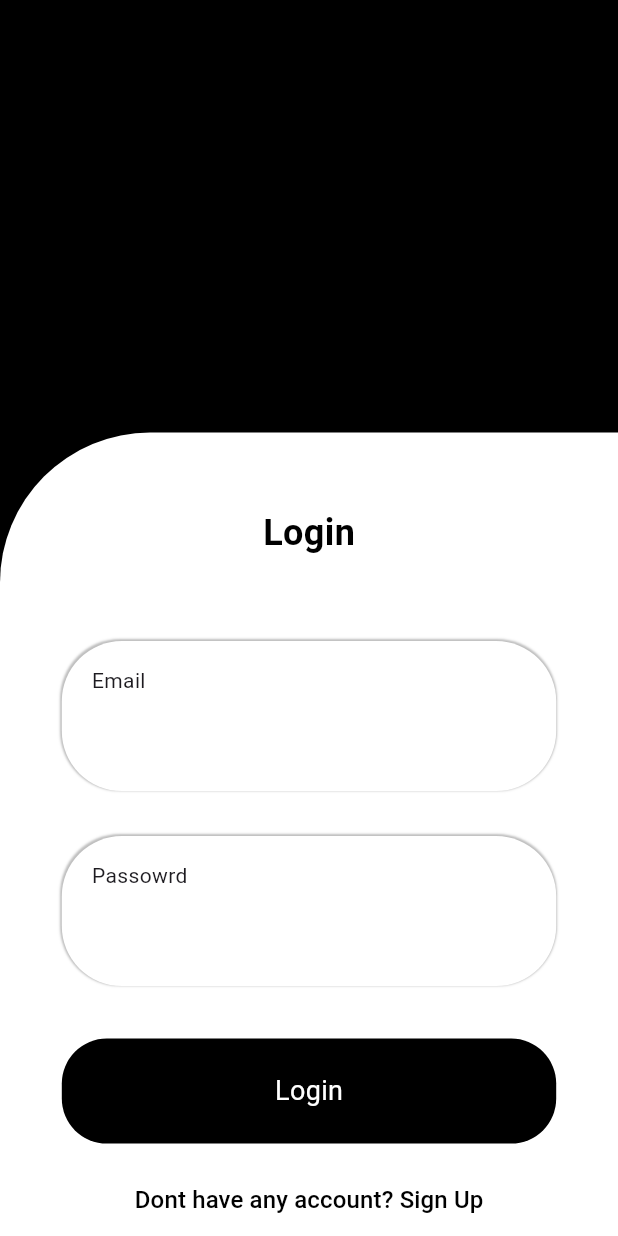
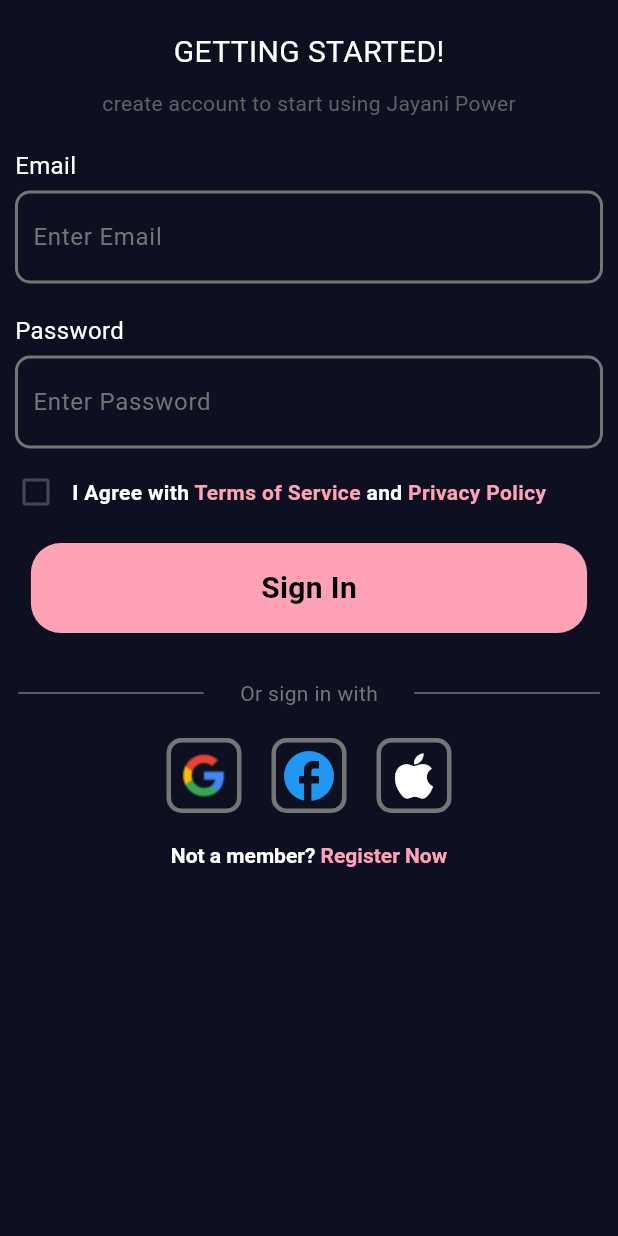
Before and after one commit to Victor78970513/Jayani-Power, a Flutter app: the screen it shows after launch, on a phone screen of 412 x 824 dp. Run offline on Flutter 3.47's test engine with Material 3 defaults, Android fonts, the light colour scheme and no system bars; our stand-ins replace firebase_auth, firebase_core, flutter_bloc, google_sign_in; accounts and stored records are empty.

Commit message:
google sign in finished

```diff
--- a/lib/features/auth/bloc/auth_event.dart
+++ b/lib/features/auth/bloc/auth_event.dart
@@ -9,3 +9,7 @@ final class OnUserSignInEvent extends AuthEvent {
 
   OnUserSignInEvent({required this.email, required this.password});
 }
+
+final class OnUserGoogleSignInEvent extends AuthEvent {}
+
+final class OnUserSignOut extends AuthEvent {}
--- a/lib/features/auth/pages/login_page.dart
+++ /dev/null
@@ -1,97 +0,0 @@
-import 'package:flutter/material.dart';
-import 'package:flutter_bloc/flutter_bloc.dart';
-import 'package:jayani_power/features/auth/bloc/auth_bloc.dart';
-import 'package:jayani_power/features/auth/widgets/input_field.dart';
-import 'package:jayani_power/features/auth/widgets/login_button.dart';
-import 'package:jayani_power/features/home/pages/home_page.dart';
-
-class LoginPage extends StatefulWidget {
-  const LoginPage({super.key});
-
-  @override
-  State<LoginPage> createState() => _LoginPageState();
-}
-
-class _LoginPageState extends State<LoginPage> {
-  final TextEditingController emailCtrl = TextEditingController();
-  final TextEditingController passCtrl = TextEditingController();
-  @override
-  Widget build(BuildContext context) {
-    final size = MediaQuery.of(context).size;
-    return Scaffold(
-      backgroundColor: Colors.black,
-      body: BlocConsumer<AuthBloc, AuthState>(
-        listener: (context, state) {},
-        builder: (context, state) {
-          return Stack(
-            children: [
-              Positioned(
-                bottom: 0,
-                child: Container(
-                  height: size.height * 0.65,
-                  width: size.width,
-                  decoration: const BoxDecoration(
-                    color: Colors.white,
-                    borderRadius: BorderRadius.only(
-                      topLeft: Radius.circular(100),
-                    ),
-                  ),
-                  child: Column(
-                    mainAxisAlignment: MainAxisAlignment.start,
-                    children: [
-                      const SizedBox(height: 50),
-                      const Text(
-                        "Login",
-                        style: TextStyle(
-                          color: Colors.black,
-                          fontSize: 24,
-                          fontWeight: FontWeight.bold,
-                        ),
-                      ),
-                      const SizedBox(height: 40),
-                      InputFieldWidget(
-                          hintText: "Email", controller: emailCtrl),
-                      InputFieldWidget(
-                          hintText: "Passowrd", controller: passCtrl),
-                      const SizedBox(height: 20),
-                      LoginButton(
-                        child: state is AuthLoadingState
-                            ? const CircularProgressIndicator(
-                                color: Colors.white)
-                            : const Text(
-                                "Login",
-                                style: TextStyle(
-                                    color: Colors.white, fontSize: 18),
-                              ),
-                        onTap: () {
-                          context.read<AuthBloc>().add(OnUserSignInEvent(
-                                email: emailCtrl.text,
-                                password: passCtrl.text,
-                              ));
-                          state is AuthSuccessState
-                              ? Navigator.push(
-                                  context,
-                                  MaterialPageRoute(
-                                    builder: (context) => const HomePage(),
-                                  ))
-                              : null;
-                        },
-                      ),
-                      const Spacer(),
-                      TextButton(
-                          onPressed: () {},
-                          child: const Text(
-                            "Dont have any account? Sign Up",
-                            style: TextStyle(color: Colors.black, fontSize: 16),
-                          ))
-                    ],
-                  ),
-                ),
-              )
-            ],
-          );
-        },
-      ),
-    );
-  }
-}
--- /dev/null
+++ b/lib/features/auth/pages/sign_in_page.dart
@@ -0,0 +1,105 @@
+import 'package:flutter/material.dart';
+import 'package:flutter_bloc/flutter_bloc.dart';
+import 'package:jayani_power/features/auth/bloc/auth_bloc.dart';
+import 'package:jayani_power/features/auth/widgets/input_field.dart';
+import 'package:jayani_power/features/auth/widgets/login_button.dart';
+import 'package:jayani_power/features/auth/widgets/social_media_auth_buttons.dart';
+import 'package:jayani_power/features/auth/widgets/rich_texts.dart';
+
+class SignInPage extends StatefulWidget {
+  const SignInPage({super.key});
+
+  @override
+  State<SignInPage> createState() => _SignInPageState();
+}
+
+class _SignInPageState extends State<SignInPage> {
+  final TextEditingController emailCtrl = TextEditingController();
+  final TextEditingController passCtrl = TextEditingController();
+  @override
+  Widget build(BuildContext context) {
+    final size = MediaQuery.of(context).size;
+    return Scaffold(
+      backgroundColor: const Color(0xff0E1021),
+      body: BlocConsumer<AuthBloc, AuthState>(
+        listener: (context, state) {},
+        builder: (context, state) {
+          return SafeArea(
+            child: Padding(
+              padding: const EdgeInsets.only(top: 20),
+              child: SingleChildScrollView(
+                child: Column(
+                  children: [
+                    const Text("GETTING STARTED!",
+                        style: TextStyle(color: Colors.white, fontSize: 20)),
+                    const SizedBox(height: 10),
+                    Text(
+                      "create account to start using Jayani Power",
+                      style: TextStyle(color: Colors.grey[700], fontSize: 14),
+                    ),
+                    const SizedBox(height: 20),
+                    InputFieldWidget(
+                      title: "Email",
+                      hintText: "Enter Email",
+                      controller: emailCtrl,
+                    ),
+                    const SizedBox(height: 20),
+                    InputFieldWidget(
+                      title: "Password",
+                      hintText: "Enter Password",
+                      controller: passCtrl,
+                    ),
+                    const SizedBox(height: 5),
+                    const TermsAndPrivacy(),
+                    const SizedBox(height: 10),
+                    LoginButton(
+                      child: state is AuthLoadingState
+                          ? const CircularProgressIndicator(color: Colors.black)
+                          : const Text(
+                              "Sign In",
+                              style: TextStyle(
+                                  color: Colors.black,
+                                  fontSize: 20,
+                                  fontWeight: FontWeight.bold),
+                            ),
+                      onTap: () {
+                        context.read<AuthBloc>().add(OnUserSignInEvent(
+                              email: emailCtrl.text,
+                              password: passCtrl.text,
+                            ));
+                      },
+                    ),
+                    const SizedBox(height: 30),
+                    Row(
+                      mainAxisAlignment: MainAxisAlignment.spaceAround,
+                      children: [
+                        Container(
+                          height: 1,
+                          width: size.width * 0.3,
+                          color: Colors.grey[600],
+                        ),
+                        Text(
+                          "Or sign in with",
+                          style: TextStyle(color: Colors.grey[600]),
+                        ),
+                        Container(
+                          height: 1,
+                          width: size.width * 0.3,
+                          color: Colors.grey[600],
+                        ),
+                      ],
+                    ),
+                    const SizedBox(height: 20),
+                    const SocialMediaAuthButtons(),
+                    const SizedBox(height: 20),
+                    const SignInRIchText(),
+                  ],
+                ),
+              ),
+            ),
+          );
+        },
+      ),
+    );
+  }
+}
--- a/lib/features/auth/widgets/input_field.dart
+++ b/lib/features/auth/widgets/input_field.dart
@@ -1,53 +1,47 @@
 import 'package:flutter/material.dart';
 
 class InputFieldWidget extends StatelessWidget {
+  final String title;
   final String hintText;
   final TextEditingController controller;
 
   const InputFieldWidget({
     super.key,
+    required this.title,
+    required this.controller,
     required this.hintText,
-    required this.controller,
   });
 
   @override
   Widget build(BuildContext context) {
-    final size = MediaQuery.of(context).size;
     return Padding(
-      padding: const EdgeInsets.symmetric(vertical: 15),
-      child: Container(
-        height: 100,
-        width: size.width * 0.8,
-        decoration: BoxDecoration(
-          borderRadius: BorderRadius.circular(40),
-          boxShadow: <BoxShadow>[
-            BoxShadow(
-              color: Colors.grey[400]!,
-              blurRadius: 0.5,
-              offset: const Offset(-0.5, -0.6),
-              spreadRadius: 0.4,
-              // blurStyle: BlurStyle.inner,
+      padding: const EdgeInsets.symmetric(horizontal: 10),
+      child: Column(
+        crossAxisAlignment: CrossAxisAlignment.start,
+        children: [
+          Text(
+            title,
+            style: const TextStyle(color: Colors.white, fontSize: 16),
+          ),
+          const SizedBox(height: 5),
+          Container(
+            decoration: BoxDecoration(
+              border: Border.all(width: 2, color: Colors.grey[600]!),
+              borderRadius: BorderRadius.circular(10),
             ),
-          ],
-          color: Colors.white,
-        ),
-        child: Padding(
-          padding: const EdgeInsets.symmetric(horizontal: 20),
-          child: Column(
-            crossAxisAlignment: CrossAxisAlignment.start,
-            mainAxisAlignment: MainAxisAlignment.center,
-            children: [
-              Text(hintText),
-              TextFormField(
+            child: Padding(
+              padding: const EdgeInsets.symmetric(horizontal: 10, vertical: 5),
+              child: TextFormField(
+                style: const TextStyle(color: Colors.white),
                 controller: controller,
-                decoration: const InputDecoration(
-                  border: InputBorder.none,
-                  focusedBorder: InputBorder.none,
-                ),
+                decoration: InputDecoration(
+                    border: InputBorder.none,
+                    hintText: hintText,
+                    hintStyle: TextStyle(color: Colors.grey[600])),
               ),
-            ],
+            ),
           ),
-        ),
+        ],
       ),
     );
   }
--- a/lib/features/auth/widgets/login_button.dart
+++ b/lib/features/auth/widgets/login_button.dart
@@ -11,17 +11,13 @@ class LoginButton extends StatelessWidget {
     return GestureDetector(
       onTap: onTap,
       child: Container(
-        height: 70,
-        width: size.width * 0.8,
+        height: 60,
+        width: size.width * 0.9,
         decoration: BoxDecoration(
-          color: Colors.black,
-          borderRadius: BorderRadius.circular(30),
+          color: const Color(0xffFDA3B5),
+          borderRadius: BorderRadius.circular(20),
         ),
         child: Center(
-          // child: Text(
-          //   "Login",
-          //   style: TextStyle(color: Colors.white, fontSize: 18),
-          // ),
           child: child,
         ),
       ),
--- /dev/null
+++ b/lib/features/auth/widgets/rich_texts.dart
@@ -0,0 +1,93 @@
+import 'package:flutter/cupertino.dart';
+import 'package:flutter/gestures.dart';
+import 'package:flutter/material.dart';
+import 'package:jayani_power/features/auth/pages/sign_up_page.dart';
+
+class TermsAndPrivacy extends StatelessWidget {
+  const TermsAndPrivacy({super.key});
+
+  @override
+  Widget build(BuildContext context) {
+    return Row(
+      children: [
+        Checkbox(value: false, onChanged: (value) {}),
+        const Text.rich(
+          TextSpan(
+              text: "I Agree with ",
+              style:
+                  TextStyle(color: Colors.white, fontWeight: FontWeight.bold),
+              children: [
+                TextSpan(
+                  text: "Terms of Service ",
+                  style: TextStyle(
+                      color: Color(0xffFDA3B5), fontWeight: FontWeight.bold),
+                ),
+                TextSpan(
+                  text: "and ",
+                  style: TextStyle(
+                      color: Colors.white, fontWeight: FontWeight.bold),
+                ),
+                TextSpan(
+                  text: "Privacy Policy",
+                  style: TextStyle(
+                      color: Color(0xffFDA3B5), fontWeight: FontWeight.bold),
+                ),
+              ]),
+        ),
+      ],
+    );
+  }
+}
+
+class SignInRIchText extends StatelessWidget {
+  const SignInRIchText({super.key});
+
+  @override
+  Widget build(BuildContext context) {
+    return RichText(
+      text: TextSpan(
+        text: "Not a member? ",
+        style:
+            const TextStyle(color: Colors.white, fontWeight: FontWeight.bold),
+        children: [
+          TextSpan(
+            text: "Register Now",
+            style: const TextStyle(color: Color(0xffFDA3B5)),
+            recognizer: TapGestureRecognizer()
+              ..onTap = () {
+                Navigator.push(
+                    context,
+                    CupertinoPageRoute(
+                        builder: (context) => const SignUpPage()));
+              },
+          )
+        ],
+      ),
+    );
+  }
+}
+
+class SignUpRIchText extends StatelessWidget {
+  const SignUpRIchText({super.key});
+
+  @override
+  Widget build(BuildContext context) {
+    return RichText(
+      text: TextSpan(
+        text: "Already a member? ",
+        style:
+            const TextStyle(color: Colors.white, fontWeight: FontWeight.bold),
+        children: [
+          TextSpan(
+            text: "Sign In",
+            style: const TextStyle(color: Color(0xffFDA3B5)),
+            recognizer: TapGestureRecognizer()
+              ..onTap = () {
+                Navigator.pop(context);
+              },
+          )
+        ],
+      ),
+    );
+  }
+}
--- /dev/null
+++ b/lib/features/auth/widgets/social_media_auth_buttons.dart
@@ -0,0 +1,62 @@
+import 'package:flutter/material.dart';
+import 'package:flutter_bloc/flutter_bloc.dart';
+import 'package:jayani_power/features/auth/bloc/auth_bloc.dart';
+
+class SocialMediaAuthButtons extends StatelessWidget {
+  const SocialMediaAuthButtons({super.key});
+
+  @override
+  Widget build(BuildContext context) {
+    return Row(
+      mainAxisAlignment: MainAxisAlignment.center,
+      children: [
+        SocialMediaButton(
+          child: Image.asset("assets/icons/google_icon.png"),
+          onTap: () {
+            context.read<AuthBloc>().add(OnUserGoogleSignInEvent());
+            // state is AuthSuccessState
+            //     ? Navigator.push(
+            //         context,
+            //         MaterialPageRoute(
+            //             builder: (context) => const HomePage()))
+            //     : null;
+          },
+        ),
+        const SizedBox(width: 20),
+        SocialMediaButton(
+          child: const Icon(Icons.facebook, color: Colors.blue, size: 40),
+          onTap: () {},
+        ),
+        const SizedBox(width: 20),
+        SocialMediaButton(
+          child:
+              const Icon(Icons.apple_outlined, color: Colors.white, size: 40),
+          onTap: () {},
+        ),
+      ],
+    );
+  }
+}
+
+class SocialMediaButton extends StatelessWidget {
+  final Widget child;
+  final VoidCallback onTap;
+  const SocialMediaButton(
+      {super.key, required this.child, required this.onTap});
+
+  @override
+  Widget build(BuildContext context) {
+    return GestureDetector(
+      onTap: onTap,
+      child: Container(
+        height: 50,
+        width: 50,
+        decoration: BoxDecoration(
+          border: Border.all(width: 3, color: Colors.grey[600]!),
+          borderRadius: BorderRadius.circular(10),
+        ),
+        child: Center(child: child),
+      ),
+    );
+  }
+}
--- a/lib/main.dart
+++ b/lib/main.dart
@@ -3,7 +3,8 @@
 import 'package:flutter_bloc/flutter_bloc.dart';
 import 'package:jayani_power/core/theme/app_theme.dart';
 import 'package:jayani_power/features/auth/bloc/auth_bloc.dart';
-import 'package:jayani_power/features/auth/pages/login_page.dart';
+import 'package:jayani_power/features/auth/pages/sign_in_page.dart';
+import 'package:jayani_power/features/home/pages/home_page.dart';
 import 'package:jayani_power/firebase_options.dart';
 
 void main() async {
@@ -11,7 +12,12 @@
   await Firebase.initializeApp(
     options: DefaultFirebaseOptions.currentPlatform,
   );
-  runApp(const MyApp());
+  runApp(MultiBlocProvider(
+    providers: [
+      BlocProvider(create: (context) => AuthBloc()),
+    ],
+    child: const MyApp(),
+  ));
 }
 
 class MyApp extends StatelessWidget {
@@ -19,14 +25,17 @@
 
   @override
   Widget build(BuildContext context) {
-    return MultiBlocProvider(
-      providers: [
-        BlocProvider(create: (context) => AuthBloc()),
-      ],
-      child: MaterialApp(
-        title: 'Jayani Power',
-        theme: AppTheme.getAppTheme,
-        home: const LoginPage(),
+    return MaterialApp(
+      debugShowCheckedModeBanner: false,
+      title: 'Jayani Power',
+      theme: AppTheme.getAppTheme,
+      home: BlocBuilder<AuthBloc, AuthState>(
+        builder: (context, state) {
+          if (state is AuthSuccessState) {
+            return HomePage();
+          }
+          return SignInPage();
+        },
       ),
     );
   }
--- a/lib/repositories/auth/auth_repository.dart
+++ b/lib/repositories/auth/auth_repository.dart
@@ -1,6 +1,12 @@
+import 'package:firebase_auth/firebase_auth.dart';
+
 abstract class AuthRepository {
   Future<bool> loginWithEmailAndPassword(
       {required String email, required String password});
 
   Future<bool> signUpWithEmailAndPassowrd();
+
+  Future<UserCredential> signInWithGoogle();
+
+  Future<bool> signOut();
 }
--- a/pubspec.yaml
+++ b/pubspec.yaml
@@ -35,6 +35,7 @@ dependencies:
   flutter:
     sdk: flutter
   flutter_bloc: ^8.1.5
+  google_sign_in: ^6.2.1
 
 dev_dependencies:
 
@@ -57,8 +58,8 @@ flutter:
   # the material Icons class.
   uses-material-design: true
   # To add assets to your application, add an assets section, like this:
-  # assets:
-  #   - images/a_dot_burr.jpeg
+  assets:
+    - assets/icons/
   #   - images/a_dot_ham.jpeg
   # An image asset can refer to one or more resolution-specific "variants", see
   # https://flutter.dev/assets-and-images/#resolution-aware
```
Also changed, not shown: lib/features/auth/bloc/auth_bloc.dart (+24 -0 lines), lib/features/auth/pages/sign_up_page.dart (added, +120 -0 lines), lib/features/home/pages/home_page.dart (+9 -1 lines), lib/repositories/auth/auth_repository_impl.dart (+25 -1 lines), assets/icons/google_icon.png (added), pubspec.lock, 3 other files.
